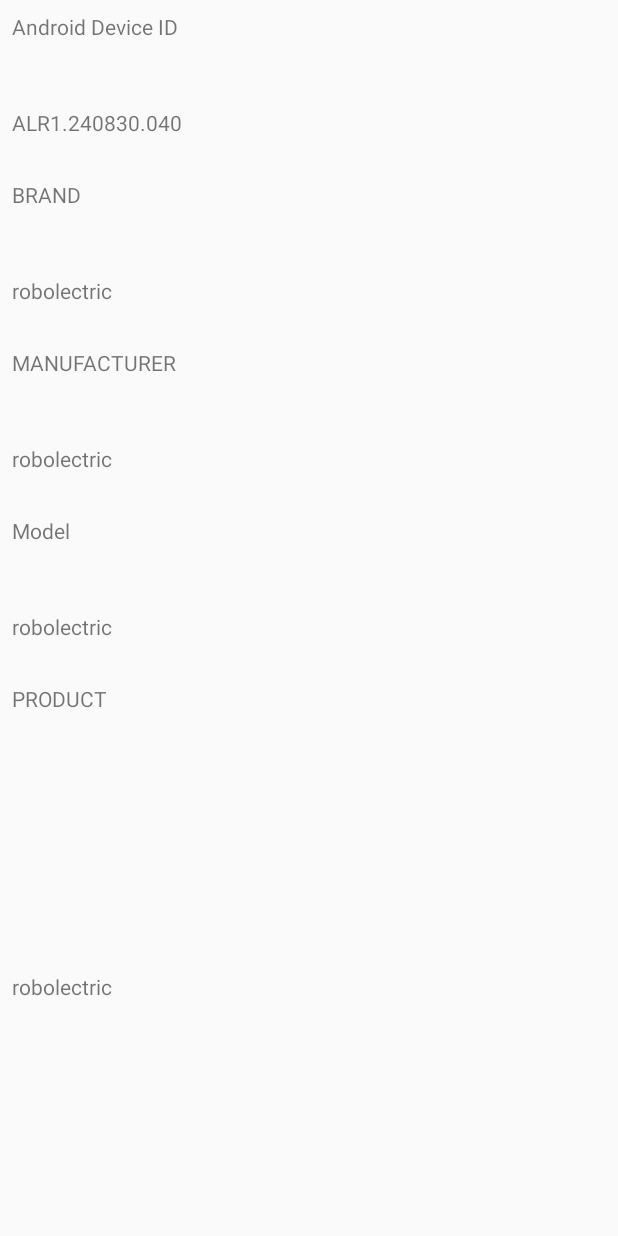
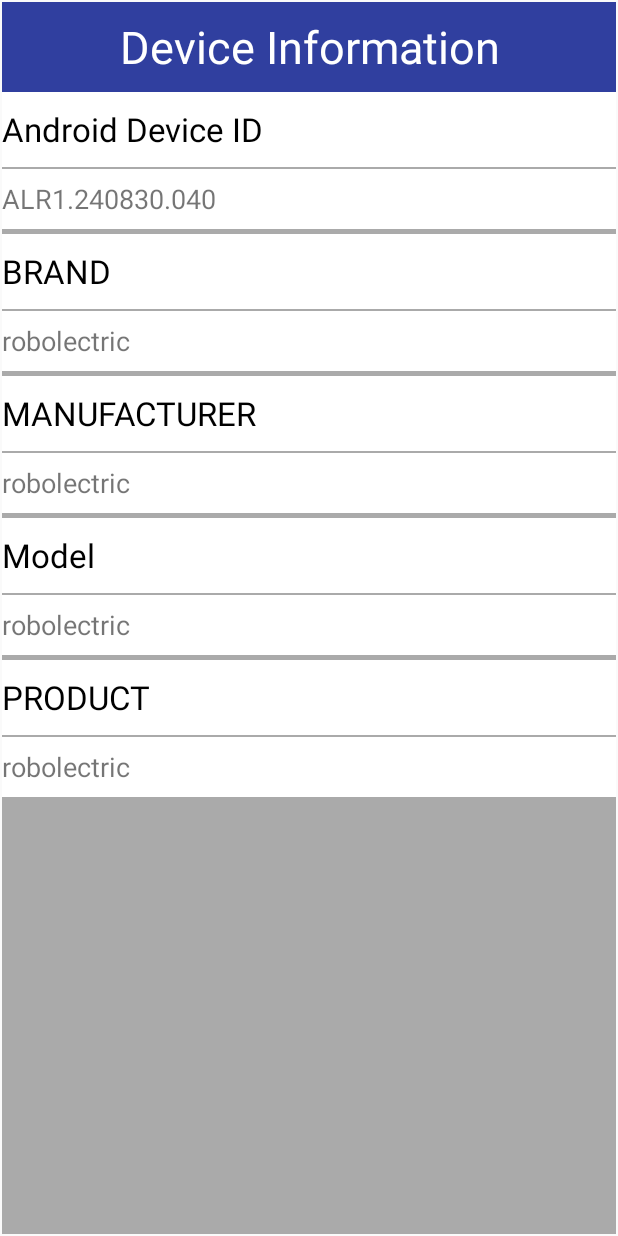
Before and after one commit to RTUappdevelop/RTUapp, an Android app: the DeviceInfo screen opened directly, with no data from a screen before it, on a phone screen of 412 x 824 dp. Run offline under Robolectric (Android 15) with nearby library versions, the phone set to English and light mode, and no system bars.

Commit message:
Datchich work and new design for info

```diff
--- a/app/src/main/java/app/mirea/ru/rtuapp/CameraActivity.java
+++ b/app/src/main/java/app/mirea/ru/rtuapp/CameraActivity.java
@@ -1,6 +1,7 @@
 package app.mirea.ru.rtuapp;
 
 import android.app.Activity;
+import android.content.Context;
 import android.content.Intent;
 import android.hardware.Sensor;
 import android.hardware.SensorEvent;
@@ -9,6 +10,7 @@ import android.hardware.SensorManager;
 import android.net.Uri;
 import android.support.v7.app.AppCompatActivity;
 import android.os.Bundle;
+import android.util.Log;
 import android.view.View;
 import android.widget.Button;
 import android.widget.ImageView;
@@ -16,17 +18,16 @@ import android.widget.TextView;
 
 import org.w3c.dom.Text;
 
-public class CameraActivity extends AppCompatActivity {
+public class CameraActivity extends AppCompatActivity implements SensorEventListener{
 
     Button mButton;
     ImageView mImage;
 
     private static final int SELECT_PICTURE = 100;
-    private SensorManager mSenManager;
-    private Sensor mAccelerometer;
-    private TextView mAzimuth;
-    private TextView mPitch;
-    private TextView mRoll;
+    private SensorManager sensorManager;
+    Sensor accelerometer;
+
+    TextView xValue, yValue, zValue;
 
     @Override
     protected void onCreate(Bundle savedInstanceState) {
@@ -37,13 +38,13 @@ public class CameraActivity extends AppCompatActivity {
         mImage = findViewById(R.id.imageView2);
 
 
-        mSenManager = (SensorManager) getSystemService(SENSOR_SERVICE);
-        mAccelerometer = mSenManager
-                .getDefaultSensor(Sensor.TYPE_ACCELEROMETER);
+        sensorManager = (SensorManager) getSystemService(Context.SENSOR_SERVICE);
+        accelerometer = sensorManager.getDefaultSensor(Sensor.TYPE_ACCELEROMETER);
+        sensorManager.registerListener(CameraActivity.this, accelerometer, SensorManager.SENSOR_DELAY_NORMAL);
 
-        mAzimuth = findViewById(R.id.textViewAzimuth);
-        mPitch = findViewById(R.id.textViewPitch);
-        mRoll = findViewById(R.id.textViewRoll);
+        xValue = (TextView) findViewById(R.id.xValue);
+        yValue = (TextView) findViewById(R.id.yValue);
+        zValue = (TextView) findViewById(R.id.zValue);
 
     mButton.setOnClickListener(new View.OnClickListener() {
         public void onClick(View v) {
@@ -71,30 +72,16 @@ public class CameraActivity extends AppCompatActivity {
     }
 
     @Override
-    protected void onPause() {
-        super.onPause();
-        mSenManager.unregisterListener((SensorEventListener) this);
-    }
-    @Override
-    protected void onResume() {
-        super.onResume();
-        mSenManager.registerListener((SensorEventListener) this, mAccelerometer,
-                SensorManager.SENSOR_DELAY_NORMAL);
+    public void onAccuracyChanged(Sensor sensor, int i){
+
     }
 
-    public void onAccuracyChanged(Sensor arg0, int arg1) {
-        // TODO Auto-generated method stub
-        // Не используется
-    }
+    @Override
+    public void onSensorChanged(SensorEvent sensorEvent){
 
-    public void onSensorChanged(SensorEvent event) {
-        float valueAzimuth = event.values[0];
-        float valuePitch = event.values[1];
-        float valueRoll = event.values[2];
-
-        mAzimuth.setText("Azimuth: " + String.valueOf(valueAzimuth));
-        mPitch.setText("Pitch: " + String.valueOf(valuePitch));
-        mRoll.setText("Roll: " + String.valueOf(valueRoll));
+        xValue.setText("xValue: " + sensorEvent.values[0]);
+        yValue.setText("yValue: " + sensorEvent.values[1]);
+        zValue.setText("zValue: " + sensorEvent.values[2]);
     }
 
 }
--- a/app/src/main/java/app/mirea/ru/rtuapp/DeviceInfo.java
+++ b/app/src/main/java/app/mirea/ru/rtuapp/DeviceInfo.java
@@ -14,6 +14,8 @@ public class DeviceInfo extends AppCompatActivity {
         super.onCreate(savedInstanceState);
 
         setContentView(R.layout.activity_device_info);
+        TextView Info = (TextView) findViewById(R.id.Info);
+        Info.setText("Device Information");
 
         TextView ID = (TextView) findViewById(R.id.ID);
         ID.setText("Android Device ID");
--- a/app/src/main/res/layout/activity_camera.xml
+++ b/app/src/main/res/layout/activity_camera.xml
@@ -36,8 +36,8 @@
         app:srcCompat="@drawable/common_google_signin_btn_icon_light_normal_background" />
 
     <LinearLayout xmlns:android="http://schemas.android.com/apk/res/android"
-        android:layout_width="368dp"
-        android:layout_height="173dp"
+        android:layout_width="match_parent"
+        android:layout_height="wrap_content"
         android:layout_marginStart="8dp"
         android:layout_marginTop="8dp"
         android:layout_marginEnd="8dp"
@@ -45,24 +45,28 @@
         android:orientation="vertical"
         app:layout_constraintBottom_toBottomOf="parent"
         app:layout_constraintEnd_toEndOf="parent"
+        app:layout_constraintHorizontal_bias="1.0"
         app:layout_constraintStart_toStartOf="parent"
         app:layout_constraintTop_toTopOf="parent"
-        app:layout_constraintVertical_bias="0.978">
+        app:layout_constraintVertical_bias="0.834">
 
         <TextView
-            android:id="@+id/textViewAzimuth"
+            android:id="@+id/xValue"
             android:layout_width="match_parent"
-            android:layout_height="wrap_content" />
+            android:layout_height="wrap_content"
+            android:textColor="@color/common_google_signin_btn_text_dark_default" />
 
         <TextView
-            android:id="@+id/textViewPitch"
+            android:id="@+id/yValue"
             android:layout_width="match_parent"
-            android:layout_height="wrap_content" />
+            android:layout_height="wrap_content"
+            android:textColor="@color/common_google_signin_btn_text_dark_default" />
 
         <TextView
-            android:id="@+id/textViewRoll"
+            android:id="@+id/zValue"
             android:layout_width="match_parent"
-            android:layout_height="wrap_content" />
+            android:layout_height="wrap_content"
+            android:textColor="@color/common_google_signin_btn_text_dark_default" />
     </LinearLayout>
 
 </android.support.constraint.ConstraintLayout>
--- a/app/src/main/res/layout/activity_device_info.xml
+++ b/app/src/main/res/layout/activity_device_info.xml
@@ -1,157 +1,118 @@
 <?xml version="1.0" encoding="utf-8"?>
-<android.support.constraint.ConstraintLayout xmlns:android="http://schemas.android.com/apk/res/android"
-    xmlns:app="http://schemas.android.com/apk/res-auto"
+<LinearLayout xmlns:android="http://schemas.android.com/apk/res/android"
     xmlns:tools="http://schemas.android.com/tools"
     android:layout_width="match_parent"
     android:layout_height="match_parent"
+    android:layout_marginStart="1dp"
+    android:layout_marginTop="1dp"
+    android:layout_marginEnd="1dp"
+    android:layout_marginBottom="1dp"
+    android:background="@android:color/darker_gray"
+    android:orientation="vertical"
     tools:context=".DeviceInfo">
 
     <TextView
+        android:id="@+id/Info"
+        android:layout_width="match_parent"
+        android:layout_height="60dp"
+        android:background="@color/colorPrimaryDark"
+        android:gravity="center"
+        android:textColor="@color/common_google_signin_btn_text_dark_default"
+        android:textSize="30sp" />
+
+    <TextView
         android:id="@+id/ID"
-        android:layout_width="0dp"
-        android:layout_height="56dp"
-        android:layout_marginStart="8dp"
-        android:layout_marginTop="8dp"
-        android:layout_marginEnd="8dp"
-        android:layout_marginBottom="8dp"
-        app:layout_constraintBottom_toBottomOf="parent"
-        app:layout_constraintEnd_toEndOf="parent"
-        app:layout_constraintHorizontal_bias="0.0"
-        app:layout_constraintStart_toStartOf="parent"
-        app:layout_constraintTop_toTopOf="parent"
-        app:layout_constraintVertical_bias="0.0" />
+        android:layout_width="match_parent"
+        android:layout_height="50dp"
+        android:layout_marginBottom="1dp"
+        android:background="@color/common_google_signin_btn_text_dark_default"
+        android:gravity="center_vertical"
+        android:textColor="@color/common_google_signin_btn_text_dark_focused"
+        android:textSize="22sp" />
 
     <TextView
         android:id="@+id/DevID"
-        android:layout_width="0dp"
+        android:layout_width="match_parent"
         android:layout_height="40dp"
-        android:layout_marginStart="8dp"
-        android:layout_marginTop="8dp"
-        android:layout_marginEnd="8dp"
-        android:layout_marginBottom="8dp"
-        app:layout_constraintBottom_toBottomOf="parent"
-        app:layout_constraintEnd_toEndOf="parent"
-        app:layout_constraintHorizontal_bias="0.0"
-        app:layout_constraintStart_toStartOf="parent"
-        app:layout_constraintTop_toBottomOf="@+id/ID"
-        app:layout_constraintVertical_bias="0.0" />
+        android:gravity="center_vertical"
+        android:background="@color/common_google_signin_btn_text_dark_default"
+        android:layout_marginBottom="3dp"
+        android:textSize="18sp" />
 
     <TextView
         android:id="@+id/Brand"
-        android:layout_width="0dp"
-        android:layout_height="56dp"
-        android:layout_marginStart="8dp"
-        android:layout_marginTop="8dp"
-        android:layout_marginEnd="8dp"
-        android:layout_marginBottom="8dp"
-        app:layout_constraintBottom_toBottomOf="parent"
-        app:layout_constraintEnd_toEndOf="parent"
-        app:layout_constraintHorizontal_bias="0.0"
-        app:layout_constraintStart_toStartOf="parent"
-        app:layout_constraintTop_toBottomOf="@+id/DevID"
-        app:layout_constraintVertical_bias="0.0" />
+        android:layout_width="match_parent"
+        android:layout_height="50dp"
+        android:gravity="center_vertical"
+        android:background="@color/common_google_signin_btn_text_dark_default"
+        android:textColor="@color/common_google_signin_btn_text_dark_focused"
+        android:layout_marginBottom="1dp"
+        android:textSize="22sp" />
 
     <TextView
         android:id="@+id/DevBrand"
-        android:layout_width="0dp"
+        android:layout_width="match_parent"
         android:layout_height="40dp"
-        android:layout_marginStart="8dp"
-        android:layout_marginTop="8dp"
-        android:layout_marginEnd="8dp"
-        android:layout_marginBottom="8dp"
-        app:layout_constraintBottom_toBottomOf="parent"
-        app:layout_constraintEnd_toEndOf="parent"
-        app:layout_constraintHorizontal_bias="0.0"
-        app:layout_constraintStart_toStartOf="parent"
-        app:layout_constraintTop_toBottomOf="@+id/Brand"
-        app:layout_constraintVertical_bias="0.0" />
+        android:gravity="center_vertical"
+        android:background="@color/common_google_signin_btn_text_dark_default"
+        android:layout_marginBottom="3dp"
+        android:textSize="18sp" />
 
     <TextView
         android:id="@+id/Man"
-        android:layout_width="0dp"
-        android:layout_height="56dp"
-        android:layout_marginStart="8dp"
-        android:layout_marginTop="8dp"
-        android:layout_marginEnd="8dp"
-        android:layout_marginBottom="8dp"
-        app:layout_constraintBottom_toBottomOf="parent"
-        app:layout_constraintEnd_toEndOf="parent"
-        app:layout_constraintHorizontal_bias="0.0"
-        app:layout_constraintStart_toStartOf="parent"
-        app:layout_constraintTop_toBottomOf="@+id/DevBrand"
-        app:layout_constraintVertical_bias="0.0" />
+        android:layout_width="match_parent"
+        android:layout_height="50dp"
+        android:gravity="center_vertical"
+        android:background="@color/common_google_signin_btn_text_dark_default"
+        android:textColor="@color/common_google_signin_btn_text_dark_focused"
+        android:layout_marginBottom="1dp"
+        android:textSize="22sp" />
 
     <TextView
         android:id="@+id/DevMan"
-        android:layout_width="0dp"
+        android:layout_width="match_parent"
         android:layout_height="40dp"
-        android:layout_marginStart="8dp"
-        android:layout_marginTop="8dp"
-        android:layout_marginEnd="8dp"
-        android:layout_marginBottom="8dp"
-        app:layout_constraintBottom_toBottomOf="parent"
-        app:layout_constraintEnd_toEndOf="parent"
-        app:layout_constraintHorizontal_bias="0.0"
-        app:layout_constraintStart_toStartOf="parent"
-        app:layout_constraintTop_toBottomOf="@+id/Man"
-        app:layout_constraintVertical_bias="0.0" />
+        android:gravity="center_vertical"
+        android:background="@color/common_google_signin_btn_text_dark_default"
+        android:layout_marginBottom="3dp"
+        android:textSize="18sp" />
 
     <TextView
         android:id="@+id/Model"
-        android:layout_width="0dp"
-        android:layout_height="56dp"
-        android:layout_marginStart="8dp"
-        android:layout_marginTop="8dp"
-        android:layout_marginEnd="8dp"
-        android:layout_marginBottom="8dp"
-        app:layout_constraintBottom_toBottomOf="parent"
-        app:layout_constraintEnd_toEndOf="parent"
-        app:layout_constraintHorizontal_bias="0.0"
-        app:layout_constraintStart_toStartOf="parent"
-        app:layout_constraintTop_toBottomOf="@+id/DevMan"
-        app:layout_constraintVertical_bias="0.0" />
+        android:layout_width="match_parent"
+        android:layout_height="50dp"
+        android:gravity="center_vertical"
+        android:background="@color/common_google_signin_btn_text_dark_default"
+        android:textColor="@color/common_google_signin_btn_text_dark_focused"
+        android:layout_marginBottom="1dp"
+        android:textSize="22sp" />
 
     <TextView
         android:id="@+id/DevModel"
-        android:layout_width="0dp"
+        android:layout_width="match_parent"
         android:layout_height="40dp"
-        android:layout_marginStart="8dp"
-        android:layout_marginTop="8dp"
-        android:layout_marginEnd="8dp"
-        android:layout_marginBottom="8dp"
-        app:layout_constraintBottom_toBottomOf="parent"
-        app:layout_constraintEnd_toEndOf="parent"
-        app:layout_constraintHorizontal_bias="0.0"
-        app:layout_constraintStart_toStartOf="parent"
-        app:layout_constraintTop_toBottomOf="@+id/Model"
-        app:layout_constraintVertical_bias="0.0" />
+        android:gravity="center_vertical"
+        android:background="@color/common_google_signin_btn_text_dark_default"
+        android:layout_marginBottom="3dp"
+        android:textSize="18sp" />
 
     <TextView
         android:id="@+id/Product"
-        android:layout_width="0dp"
-        android:layout_height="56dp"
-        android:layout_marginStart="8dp"
-        android:layout_marginTop="8dp"
-        android:layout_marginEnd="8dp"
-        android:layout_marginBottom="8dp"
-        app:layout_constraintBottom_toBottomOf="parent"
-        app:layout_constraintEnd_toEndOf="parent"
-        app:layout_constraintHorizontal_bias="0.0"
-        app:layout_constraintStart_toStartOf="parent"
-        app:layout_constraintTop_toBottomOf="@+id/DevModel"
-        app:layout_constraintVertical_bias="0.0" />
+        android:layout_width="match_parent"
+        android:layout_height="50dp"
+        android:gravity="center_vertical"
+        android:background="@color/common_google_signin_btn_text_dark_default"
+        android:textColor="@color/common_google_signin_btn_text_dark_focused"
+        android:layout_marginBottom="1dp"
+        android:textSize="22sp" />
 
     <TextView
         android:id="@+id/DevProduct"
-        android:layout_width="0dp"
+        android:layout_width="match_parent"
         android:layout_height="40dp"
-        android:layout_marginStart="8dp"
-        android:layout_marginTop="8dp"
-        android:layout_marginEnd="8dp"
-        android:layout_marginBottom="8dp"
-        app:layout_constraintBottom_toBottomOf="parent"
-        app:layout_constraintEnd_toEndOf="parent"
-        app:layout_constraintHorizontal_bias="0.0"
-        app:layout_constraintStart_toStartOf="parent"
-        app:layout_constraintTop_toBottomOf="@+id/Product" />
-</android.support.constraint.ConstraintLayout>
+        android:gravity="center_vertical"
+        android:background="@color/common_google_signin_btn_text_dark_default"
+        android:textSize="18sp" />
+
+
+</LinearLayout>
--- a/app/src/main/res/values/colors.xml
+++ b/app/src/main/res/values/colors.xml
@@ -1,6 +1,6 @@
 <?xml version="1.0" encoding="utf-8"?>
 <resources>
     <color name="colorPrimary">#3F51B5</color>
-    <color name="colorPrimaryDark">#303F9F</color>
+    <color name="colorPrimaryDark">#303f9f</color>
     <color name="colorAccent">#FF4081</color>
 </resources>
```
